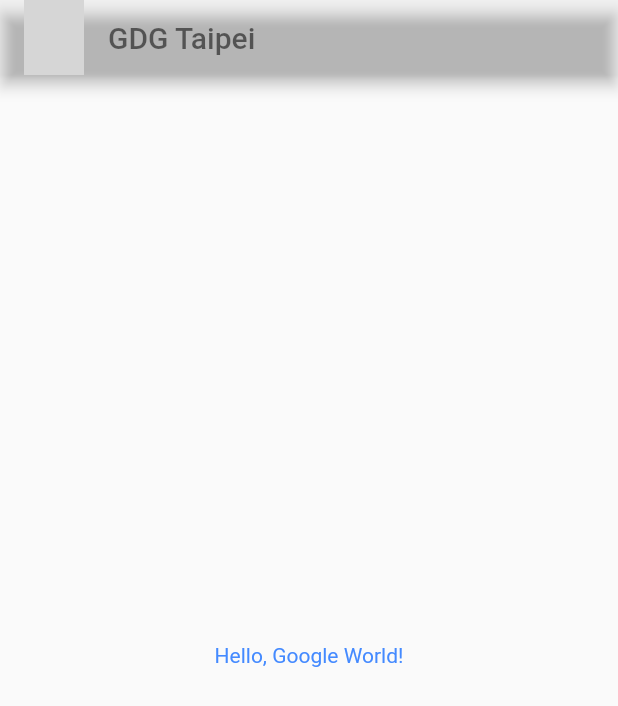
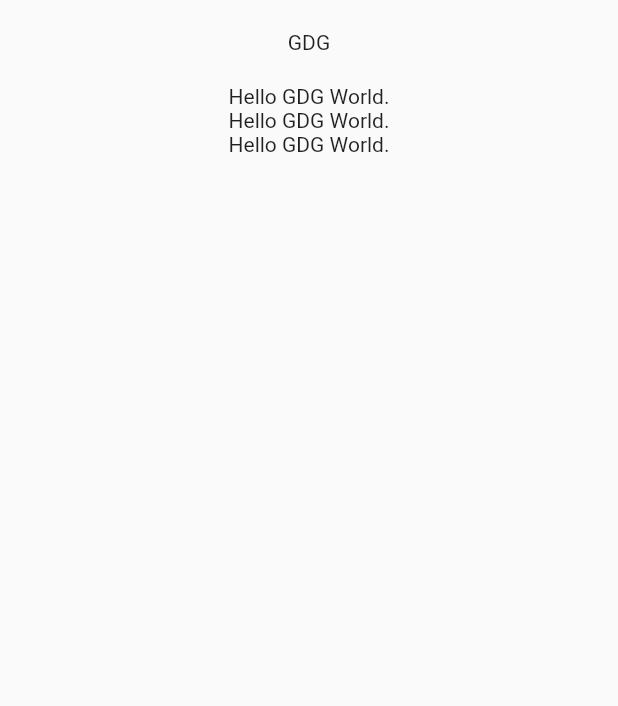
Before and after one commit to TakumaLee/KirinWeb, a Flutter app: the screen it shows after launch, on a phone screen of 412 x 824 dp. Shown: the top 706 px of the screen. Run offline on Flutter 3.47's test engine with Material 2 defaults, Android fonts, the phone set to English and light mode, and no system bars; missing offline and left inert: flutter_web; Roboto replaces fonts that are missing (Google); grey boxes are pictures that could not be loaded.

Commit message:
Remove nested scroll and modify RWD for app bar.

```diff
--- a/lib/main.dart
+++ b/lib/main.dart
@@ -1,7 +1,6 @@
 import 'package:flutter_web/material.dart';
-import 'dart:convert';
+
 import 'views/HomeAppBar.dart';
-import 'views/TabButton.dart';
 
 void main() => runApp(MyApp());
 
@@ -32,34 +31,29 @@ class MyHomePage extends StatelessWidget {
     // fast, so that you can just rebuild anything that needs updating rather
     // than having to individually change instances of widgets.
     return Scaffold(
-      appBar: PreferredSize(child: HomeAppBar(title), preferredSize: Size.fromHeight(50)),
-      body: Center(
-        // Center is a layout widget. It takes a single child and positions it
-        // in the middle of the parent.
-        child: Column(
-          // Column is also layout widget. It takes a list of children and
-          // arranges them vertically. By default, it sizes itself to fit its
-          // children horizontally, and tries to be as tall as its parent.
-          //
-          // Invoke "debug painting" (choose the "Toggle Debug Paint" action
-          // from the Flutter Inspector in Android Studio, or the "Toggle Debug
-          // Paint" command in Visual Studio Code) to see the wireframe for each
-          // widget.
-          //
-          // Column has various properties to control how it sizes itself and
-          // how it positions its children. Here we use mainAxisAlignment to
-          // center the children vertically; the main axis here is the vertical
-          // axis because Columns are vertical (the cross axis would be
-          // horizontal).
-          mainAxisAlignment: MainAxisAlignment.center,
+      appBar: PreferredSize(child: HomeAppBar(title), preferredSize: Size.fromHeight(56)),
+        body: ListView(
           children: <Widget>[
-            Text(
-                'Hello, Google World!',
-                style: TextStyle(color: Colors.blueAccent, fontFamily: labelFontFamily)
+            Center(
+              child: Text(
+                "Hello GDG World.",
+                style: TextStyle(fontFamily: labelFontFamily),
+              ),
+            ),
+            Center(
+              child: Text(
+                "Hello GDG World.",
+                style: TextStyle(fontFamily: labelFontFamily),
+              ),
+            ),
+            Center(
+              child: Text(
+                "Hello GDG World.",
+                style: TextStyle(fontFamily: labelFontFamily),
+              ),
             ),
           ],
         ),
-      ), // This trailing comma makes auto-formatting nicer for build methods.
     );
   }
 }
--- a/lib/views/HomeAppBar.dart
+++ b/lib/views/HomeAppBar.dart
@@ -58,6 +58,9 @@ class _HomeAppBarWidgetState extends State<HomeAppBar> {
 
   @override
   Widget build(BuildContext context) {
+    return LayoutBuilder(
+      builder: (context, constraints) {
+        if (constraints.maxWidth > 750) {
           return AppBar(
             leading: Container(
               child: Image.asset("images/logo-GDG.png"),
@@ -67,6 +70,13 @@ class _HomeAppBarWidgetState extends State<HomeAppBar> {
             backgroundColor: Color.fromARGB(1, 255, 255, 255),
             actions: getTabs(),
           );
+        } else {
+          return Center(
+            child: Text("GDG"),
+          );
+        }
+      },
+    );
   }
 
 }
--- /dev/null
+++ b/lib/views/HomeHeader.dart
@@ -0,0 +1,12 @@
+
+import 'package:flutter_web/material.dart';
+
+class HomeHeader extends StatelessWidget {
+  @override
+  Widget build(BuildContext context) {
+    return Row(
+
+    );
+  }
+
+}
--- a/pubspec.yaml
+++ b/pubspec.yaml
@@ -16,6 +16,7 @@ flutter:
 dependencies:
   flutter_web: any
   flutter_web_ui: any
+  firebase: ^5.0.0
 #  flutter_svg: ^0.12.4+2
 #  firebase_core: ^0.4.0+3
 #  firebase_analytics: ^3.0.2
```
Also changed, not shown: 1 other file. Lines whose indentation alone changed are shown as unchanged.
